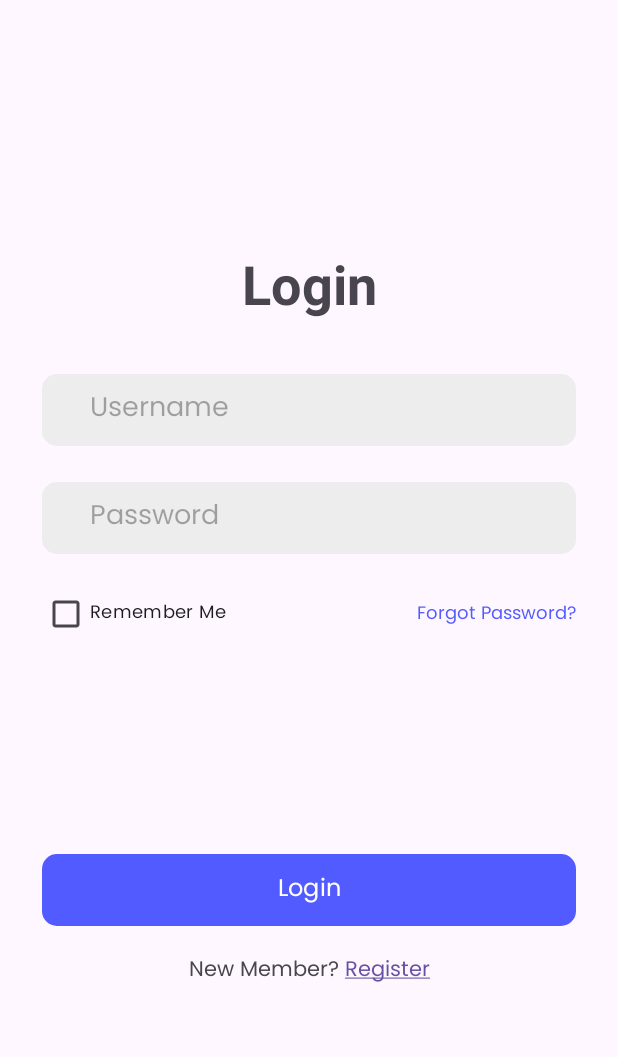
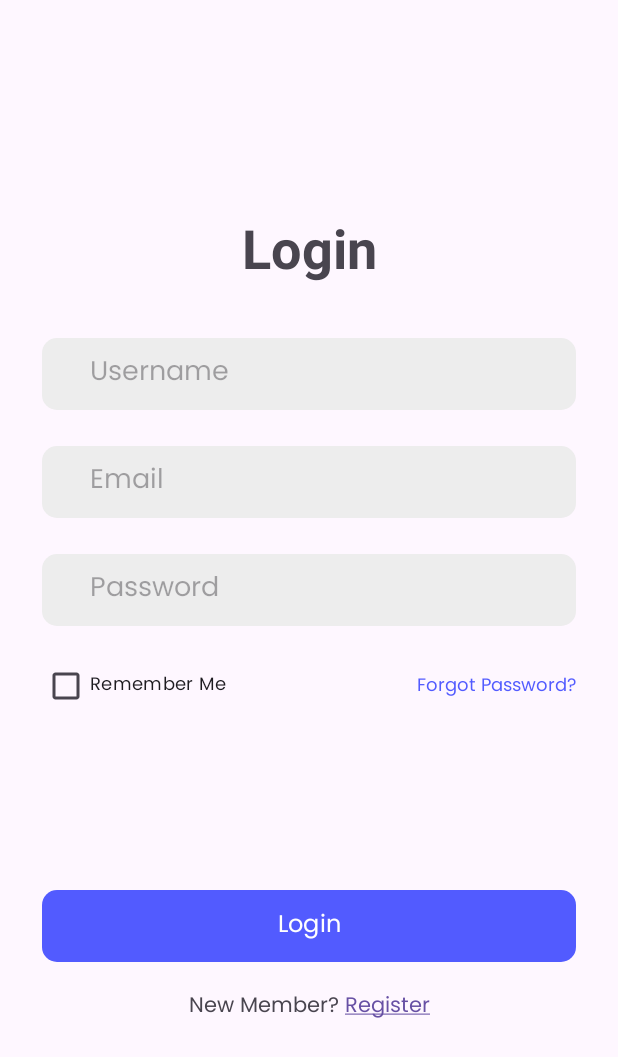
Before and after one commit to Vikovanesta/android-travel-app, an Android app: the screen it shows after launch (LoginActivity), on a phone screen of 412 x 824 dp. Shown: the top 1057 px of the screen. Run offline under Robolectric (Android 15) with nearby library versions, the phone set to English and light mode, and no system bars.

Commit message:
feat login

```diff
--- a/app/src/main/AndroidManifest.xml
+++ b/app/src/main/AndroidManifest.xml
@@ -12,6 +12,9 @@
         android:supportsRtl="true"
         android:theme="@style/Theme.Uts"
         tools:targetApi="31">
+        <activity
+            android:name=".HomeActivity"
+            android:exported="false" />
         <activity
             android:name=".RegisterActivity"
             android:exported="false" />
--- a/app/src/main/res/layout/activity_login.xml
+++ b/app/src/main/res/layout/activity_login.xml
@@ -42,10 +42,26 @@
             app:layout_constraintTop_toTopOf="parent" />
 
         <EditText
+            android:id="@+id/edit_text_email"
+            android:layout_width="match_parent"
+            android:layout_height="48dp"
+            android:layout_marginBottom="24dp"
+            android:background="@drawable/rounded_edit_text"
+            android:fontFamily="@font/poppins"
+            android:hint="Email"
+            android:inputType="textEmailAddress"
+            android:paddingHorizontal="32dp"
+            app:layout_constraintEnd_toEndOf="parent"
+            app:layout_constraintStart_toStartOf="parent"
+            app:layout_constraintTop_toTopOf="parent"
+            android:autofillHints="emailAddress" />
+
+        <EditText
             android:id="@+id/edit_text_password"
             android:layout_width="match_parent"
             android:layout_height="48dp"
             android:layout_marginBottom="16dp"
+            android:autofillHints="password"
             android:background="@drawable/rounded_edit_text"
             android:fontFamily="@font/poppins"
             android:hint="Password"
@@ -53,8 +69,7 @@
             android:paddingHorizontal="32dp"
             app:layout_constraintEnd_toEndOf="parent"
             app:layout_constraintStart_toStartOf="parent"
-            app:layout_constraintTop_toTopOf="parent"
-            android:autofillHints="password" />
+            app:layout_constraintTop_toTopOf="parent" />
 
         <androidx.constraintlayout.widget.ConstraintLayout
             android:id="@+id/remember_me"
```
Also changed, not shown: app/src/main/java/com/example/uts/HomeActivity.kt (added, +11 -0 lines), app/src/main/java/com/example/uts/LoginActivity.kt (+46 -0 lines), app/src/main/java/com/example/uts/RegisterActivity.kt (+22 -22 lines), app/src/main/res/layout/activity_home.xml (added, +18 -0 lines).
